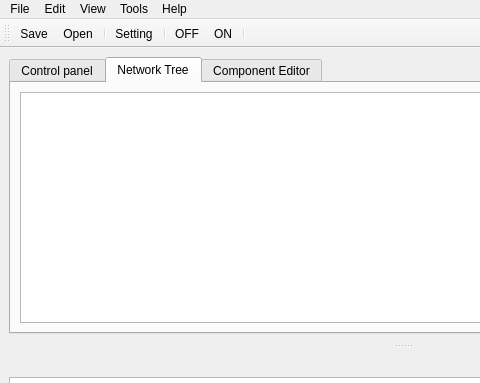
Qt form tools/rcmanager/rcmanagerUItemplate.ui (BasilMVarghese/robocomp) before a commit; both pictures show x 0 to 480 and y 0 to 383 of the 805 by 600 pixel window.
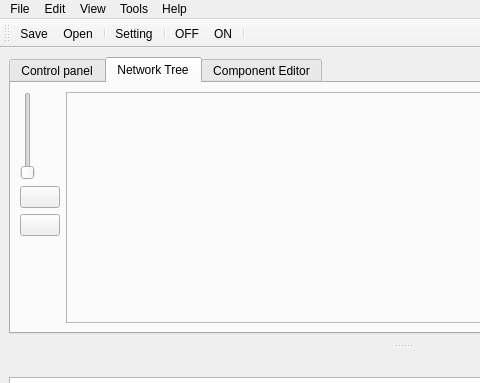
The same form after that commit. Icons and pictures are not drawn.

```diff
--- a/tools/rcmanager/rcmanagerUItemplate.ui
+++ b/tools/rcmanager/rcmanagerUItemplate.ui
@@ -37,8 +37,65 @@
         <string>Network Tree</string>
        </attribute>
        <layout class="QGridLayout" name="gridLayout_5">
-        <item row="0" column="0">
-         <widget class="QGraphicsView" name="graphicsView"/>
+        <item row="1" column="0">
+         <layout class="QGridLayout" name="gridLayout_7" columnstretch="0">
+          <property name="horizontalSpacing">
+           <number>0</number>
+          </property>
+          <item row="3" column="0">
+           <spacer name="verticalSpacer_2">
+            <property name="orientation">
+             <enum>Qt::Vertical</enum>
+            </property>
+            <property name="sizeHint" stdset="0">
+             <size>
+              <width>20</width>
+              <height>40</height>
+             </size>
+            </property>
+           </spacer>
+          </item>
+          <item row="0" column="0">
+           <widget class="QSlider" name="verticalSlider">
+            <property name="orientation">
+             <enum>Qt::Vertical</enum>
+            </property>
+           </widget>
+          </item>
+          <item row="2" column="0">
+           <widget class="QPushButton" name="pushButton_5">
+            <property name="text">
+             <string/>
+            </property>
+            <property name="icon">
+             <iconset>
+              <normaloff>share/rcmanager/simulatorOFF.png</normaloff>share/rcmanager/simulatorOFF.png</iconset>
+            </property>
+           </widget>
+          </item>
+          <item row="1" column="0">
+           <widget class="QPushButton" name="pushButton_4">
+            <property name="text">
+             <string/>
+            </property>
+            <property name="icon">
+             <iconset>
+              <normaloff>share/rcmanager/simulionOn.png</normaloff>share/rcmanager/simulionOn.png</iconset>
+            </property>
+           </widget>
+          </item>
+         </layout>
+        </item>
+        <item row="1" column="1">
+         <widget class="QFrame" name="frame">
+          <property name="frameShape">
+           <enum>QFrame::StyledPanel</enum>
+          </property>
+          <property name="frameShadow">
+           <enum>QFrame::Raised</enum>
+          </property>
+          <layout class="QGridLayout" name="gridLayout_8"/>
+         </widget>
         </item>
        </layout>
       </widget>
```
Left out of the diff: 2 changed lines with no effect on the pictures.
